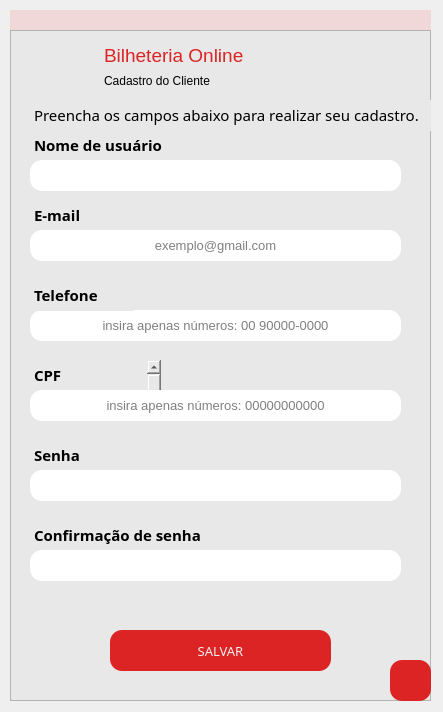
The window that telas/tela_cadastroCliente.ui (ClaraFontes/bilheteria-digital) describes before a commit, drawn with Qt 5.
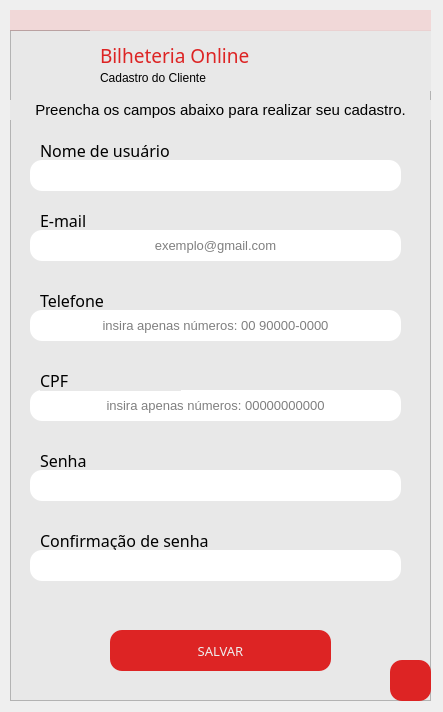
The same window after the commit. Icons and pictures are not drawn.

Commit message: nova edição nas telas e criação da tela principal.

```diff
--- a/telas/tela_cadastroCliente.ui
+++ b/telas/tela_cadastroCliente.ui
@@ -51,6 +51,9 @@
       <bold>false</bold>
      </font>
     </property>
+    <property name="cursor">
+     <cursorShape>PointingHandCursor</cursorShape>
+    </property>
     <property name="styleSheet">
      <string notr="true">QPushButton{
 	background-color: rgba(221, 33, 33, 0.99);
@@ -91,51 +94,6 @@
      <bool>true</bool>
     </property>
    </widget>
-   <widget class="QTextEdit" name="texto_infoCliente">
-    <property name="geometry">
-     <rect>
-      <x>20</x>
-      <y>70</y>
-      <width>411</width>
-      <height>31</height>
-     </rect>
-    </property>
-    <property name="font">
-     <font>
-      <family>Arial Rounded MT Bold</family>
-     </font>
-    </property>
-    <property name="styleSheet">
-     <string notr="true">border: none;</string>
-    </property>
-    <property name="html">
-     <string>&lt;!DOCTYPE HTML PUBLIC &quot;-//W3C//DTD HTML 4.0//EN&quot; &quot;http://www.w3.org/TR/REC-html40/strict.dtd&quot;&gt;
-&lt;html&gt;&lt;head&gt;&lt;meta name=&quot;qrichtext&quot; content=&quot;1&quot; /&gt;&lt;style type=&quot;text/css&quot;&gt;
-p, li { white-space: pre-wrap; }
-&lt;/style&gt;&lt;/head&gt;&lt;body style=&quot; font-family:'Arial Rounded MT Bold'; font-size:8.25pt; font-weight:400; font-style:normal;&quot;&gt;
-&lt;p style=&quot; margin-top:0px; margin-bottom:0px; margin-left:0px; margin-right:0px; -qt-block-indent:0; text-indent:0px;&quot;&gt;&lt;span style=&quot; font-family:'MS Shell Dlg 2'; font-size:11pt;&quot;&gt;Preencha os campos abaixo para realizar seu cadastro.&lt;/span&gt;&lt;/p&gt;&lt;/body&gt;&lt;/html&gt;</string>
-    </property>
-   </widget>
-   <widget class="QTextEdit" name="texto_erro">
-    <property name="geometry">
-     <rect>
-      <x>170</x>
-      <y>350</y>
-      <width>104</width>
-      <height>31</height>
-     </rect>
-    </property>
-    <property name="styleSheet">
-     <string notr="true">border: none;</string>
-    </property>
-    <property name="html">
-     <string>&lt;!DOCTYPE HTML PUBLIC &quot;-//W3C//DTD HTML 4.0//EN&quot; &quot;http://www.w3.org/TR/REC-html40/strict.dtd&quot;&gt;
-&lt;html&gt;&lt;head&gt;&lt;meta name=&quot;qrichtext&quot; content=&quot;1&quot; /&gt;&lt;style type=&quot;text/css&quot;&gt;
-p, li { white-space: pre-wrap; }
-&lt;/style&gt;&lt;/head&gt;&lt;body style=&quot; font-family:'MS Shell Dlg 2'; font-size:8.25pt; font-weight:400; font-style:normal;&quot;&gt;
-&lt;p style=&quot;-qt-paragraph-type:empty; margin-top:0px; margin-bottom:0px; margin-left:0px; margin-right:0px; -qt-block-indent:0; text-indent:0px;&quot;&gt;&lt;br /&gt;&lt;/p&gt;&lt;/body&gt;&lt;/html&gt;</string>
-    </property>
-   </widget>
    <widget class="QLineEdit" name="usuarioCliente">
     <property name="geometry">
      <rect>
@@ -159,78 +117,6 @@
      <set>Qt::AlignCenter</set>
     </property>
    </widget>
-   <widget class="QTextEdit" name="texto_usuarioCliente">
-    <property name="geometry">
-     <rect>
-      <x>20</x>
-      <y>100</y>
-      <width>151</width>
-      <height>31</height>
-     </rect>
-    </property>
-    <property name="font">
-     <font>
-      <family>Arial Rounded MT Bold</family>
-     </font>
-    </property>
-    <property name="styleSheet">
-     <string notr="true">border: none;</string>
-    </property>
-    <property name="html">
-     <string>&lt;!DOCTYPE HTML PUBLIC &quot;-//W3C//DTD HTML 4.0//EN&quot; &quot;http://www.w3.org/TR/REC-html40/strict.dtd&quot;&gt;
-&lt;html&gt;&lt;head&gt;&lt;meta name=&quot;qrichtext&quot; content=&quot;1&quot; /&gt;&lt;style type=&quot;text/css&quot;&gt;
-p, li { white-space: pre-wrap; }
-&lt;/style&gt;&lt;/head&gt;&lt;body style=&quot; font-family:'Arial Rounded MT Bold'; font-size:8.25pt; font-weight:400; font-style:normal;&quot;&gt;
-&lt;p style=&quot; margin-top:0px; margin-bottom:0px; margin-left:0px; margin-right:0px; -qt-block-indent:0; text-indent:0px;&quot;&gt;&lt;span style=&quot; font-family:'MS Shell Dlg 2'; font-size:11pt; font-weight:600;&quot;&gt;Nome de usuário&lt;/span&gt;&lt;/p&gt;&lt;/body&gt;&lt;/html&gt;</string>
-    </property>
-   </widget>
-   <widget class="QTextEdit" name="texto_cpfCliente">
-    <property name="geometry">
-     <rect>
-      <x>20</x>
-      <y>330</y>
-      <width>131</width>
-      <height>51</height>
-     </rect>
-    </property>
-    <property name="font">
-     <font>
-      <family>Arial Rounded MT Bold</family>
-     </font>
-    </property>
-    <property name="styleSheet">
-     <string notr="true">border: none;</string>
-    </property>
-    <property name="html">
-     <string>&lt;!DOCTYPE HTML PUBLIC &quot;-//W3C//DTD HTML 4.0//EN&quot; &quot;http://www.w3.org/TR/REC-html40/strict.dtd&quot;&gt;
-&lt;html&gt;&lt;head&gt;&lt;meta name=&quot;qrichtext&quot; content=&quot;1&quot; /&gt;&lt;style type=&quot;text/css&quot;&gt;
-p, li { white-space: pre-wrap; }
-&lt;/style&gt;&lt;/head&gt;&lt;body style=&quot; font-family:'Arial Rounded MT Bold'; font-size:8.25pt; font-weight:400; font-style:normal;&quot;&gt;
-&lt;p style=&quot; margin-top:0px; margin-bottom:0px; margin-left:0px; margin-right:0px; -qt-block-indent:0; text-indent:0px;&quot;&gt;&lt;span style=&quot; font-family:'MS Shell Dlg 2'; font-size:11pt; font-weight:600;&quot;&gt;CPF&lt;/span&gt;&lt;/p&gt;
-&lt;p style=&quot;-qt-paragraph-type:empty; margin-top:0px; margin-bottom:0px; margin-left:0px; margin-right:0px; -qt-block-indent:0; text-indent:0px; font-family:'MS Shell Dlg 2'; font-size:11pt; font-weight:600;&quot;&gt;&lt;br /&gt;&lt;/p&gt;&lt;/body&gt;&lt;/html&gt;</string>
-    </property>
-   </widget>
-   <widget class="QTextEdit" name="texto_topo">
-    <property name="geometry">
-     <rect>
-      <x>90</x>
-      <y>10</y>
-      <width>151</width>
-      <height>41</height>
-     </rect>
-    </property>
-    <property name="styleSheet">
-     <string notr="true">border: none;
-color: rgba(221, 33, 33, 0.99);</string>
-    </property>
-    <property name="html">
-     <string>&lt;!DOCTYPE HTML PUBLIC &quot;-//W3C//DTD HTML 4.0//EN&quot; &quot;http://www.w3.org/TR/REC-html40/strict.dtd&quot;&gt;
-&lt;html&gt;&lt;head&gt;&lt;meta name=&quot;qrichtext&quot; content=&quot;1&quot; /&gt;&lt;style type=&quot;text/css&quot;&gt;
-p, li { white-space: pre-wrap; }
-&lt;/style&gt;&lt;/head&gt;&lt;body style=&quot; font-family:'MS Shell Dlg 2'; font-size:8.25pt; font-weight:400; font-style:normal;&quot;&gt;
-&lt;p style=&quot; margin-top:0px; margin-bottom:0px; margin-left:0px; margin-right:0px; -qt-block-indent:0; text-indent:0px;&quot;&gt;&lt;span style=&quot; font-size:14pt;&quot;&gt;Bilheteria Online&lt;/span&gt;&lt;/p&gt;&lt;/body&gt;&lt;/html&gt;</string>
-    </property>
-   </widget>
    <widget class="QLineEdit" name="emailCliente">
     <property name="geometry">
      <rect>
@@ -309,81 +195,6 @@
      <string>insira apenas números: 00000000000</string>
     </property>
    </widget>
-   <widget class="QTextEdit" name="texto_emailCliente">
-    <property name="geometry">
-     <rect>
-      <x>20</x>
-      <y>170</y>
-      <width>151</width>
-      <height>31</height>
-     </rect>
-    </property>
-    <property name="font">
-     <font>
-      <family>Arial Rounded MT Bold</family>
-     </font>
-    </property>
-    <property name="styleSheet">
-     <string notr="true">border: none;</string>
-    </property>
-    <property name="html">
-     <string>&lt;!DOCTYPE HTML PUBLIC &quot;-//W3C//DTD HTML 4.0//EN&quot; &quot;http://www.w3.org/TR/REC-html40/strict.dtd&quot;&gt;
-&lt;html&gt;&lt;head&gt;&lt;meta name=&quot;qrichtext&quot; content=&quot;1&quot; /&gt;&lt;style type=&quot;text/css&quot;&gt;
-p, li { white-space: pre-wrap; }
-&lt;/style&gt;&lt;/head&gt;&lt;body style=&quot; font-family:'Arial Rounded MT Bold'; font-size:8.25pt; font-weight:400; font-style:normal;&quot;&gt;
-&lt;p style=&quot; margin-top:0px; margin-bottom:0px; margin-left:0px; margin-right:0px; -qt-block-indent:0; text-indent:0px;&quot;&gt;&lt;span style=&quot; font-family:'MS Shell Dlg 2'; font-size:11pt; font-weight:600;&quot;&gt;E-mail&lt;/span&gt;&lt;/p&gt;&lt;/body&gt;&lt;/html&gt;</string>
-    </property>
-   </widget>
-   <widget class="QTextEdit" name="texto_senhaCliente">
-    <property name="geometry">
-     <rect>
-      <x>20</x>
-      <y>410</y>
-      <width>201</width>
-      <height>31</height>
-     </rect>
-    </property>
-    <property name="font">
-     <font>
-      <family>Arial Rounded MT Bold</family>
-     </font>
-    </property>
-    <property name="styleSheet">
-     <string notr="true">border: none;</string>
-    </property>
-    <property name="html">
-     <string>&lt;!DOCTYPE HTML PUBLIC &quot;-//W3C//DTD HTML 4.0//EN&quot; &quot;http://www.w3.org/TR/REC-html40/strict.dtd&quot;&gt;
-&lt;html&gt;&lt;head&gt;&lt;meta name=&quot;qrichtext&quot; content=&quot;1&quot; /&gt;&lt;style type=&quot;text/css&quot;&gt;
-p, li { white-space: pre-wrap; }
-&lt;/style&gt;&lt;/head&gt;&lt;body style=&quot; font-family:'Arial Rounded MT Bold'; font-size:8.25pt; font-weight:400; font-style:normal;&quot;&gt;
-&lt;p style=&quot; margin-top:0px; margin-bottom:0px; margin-left:0px; margin-right:0px; -qt-block-indent:0; text-indent:0px;&quot;&gt;&lt;span style=&quot; font-family:'MS Shell Dlg 2'; font-size:11pt; font-weight:600;&quot;&gt;Senha&lt;/span&gt;&lt;/p&gt;&lt;/body&gt;&lt;/html&gt;</string>
-    </property>
-   </widget>
-   <widget class="QTextEdit" name="texto_telefoneCliente">
-    <property name="geometry">
-     <rect>
-      <x>20</x>
-      <y>250</y>
-      <width>104</width>
-      <height>31</height>
-     </rect>
-    </property>
-    <property name="font">
-     <font>
-      <family>Arial Rounded MT Bold</family>
-     </font>
-    </property>
-    <property name="styleSheet">
-     <string notr="true">border: none;</string>
-    </property>
-    <property name="html">
-     <string>&lt;!DOCTYPE HTML PUBLIC &quot;-//W3C//DTD HTML 4.0//EN&quot; &quot;http://www.w3.org/TR/REC-html40/strict.dtd&quot;&gt;
-&lt;html&gt;&lt;head&gt;&lt;meta name=&quot;qrichtext&quot; content=&quot;1&quot; /&gt;&lt;style type=&quot;text/css&quot;&gt;
-p, li { white-space: pre-wrap; }
-&lt;/style&gt;&lt;/head&gt;&lt;body style=&quot; font-family:'Arial Rounded MT Bold'; font-size:8.25pt; font-weight:400; font-style:normal;&quot;&gt;
-&lt;p style=&quot; margin-top:0px; margin-bottom:0px; margin-left:0px; margin-right:0px; -qt-block-indent:0; text-indent:0px;&quot;&gt;&lt;span style=&quot; font-family:'MS Shell Dlg 2'; font-size:11pt; font-weight:600;&quot;&gt;Telefone&lt;/span&gt;&lt;/p&gt;&lt;/body&gt;&lt;/html&gt;</string>
-    </property>
-   </widget>
    <widget class="QLineEdit" name="senhaCliente">
     <property name="geometry">
      <rect>
@@ -410,31 +221,6 @@
      <set>Qt::AlignCenter</set>
     </property>
    </widget>
-   <widget class="QTextEdit" name="texto_confirmaSenhaCliente">
-    <property name="geometry">
-     <rect>
-      <x>20</x>
-      <y>490</y>
-      <width>201</width>
-      <height>31</height>
-     </rect>
-    </property>
-    <property name="font">
-     <font>
-      <family>Arial Rounded MT Bold</family>
-     </font>
-    </property>
-    <property name="styleSheet">
-     <string notr="true">border: none;</string>
-    </property>
-    <property name="html">
-     <string>&lt;!DOCTYPE HTML PUBLIC &quot;-//W3C//DTD HTML 4.0//EN&quot; &quot;http://www.w3.org/TR/REC-html40/strict.dtd&quot;&gt;
-&lt;html&gt;&lt;head&gt;&lt;meta name=&quot;qrichtext&quot; content=&quot;1&quot; /&gt;&lt;style type=&quot;text/css&quot;&gt;
-p, li { white-space: pre-wrap; }
-&lt;/style&gt;&lt;/head&gt;&lt;body style=&quot; font-family:'Arial Rounded MT Bold'; font-size:8.25pt; font-weight:400; font-style:normal;&quot;&gt;
-&lt;p style=&quot; margin-top:0px; margin-bottom:0px; margin-left:0px; margin-right:0px; -qt-block-indent:0; text-indent:0px;&quot;&gt;&lt;span style=&quot; font-family:'MS Shell Dlg 2'; font-size:11pt; font-weight:600;&quot;&gt;Confirmação de senha&lt;/span&gt;&lt;/p&gt;&lt;/body&gt;&lt;/html&gt;</string>
-    </property>
-   </widget>
    <widget class="QLineEdit" name="confirmasenhaCliente">
     <property name="geometry">
      <rect>
@@ -480,6 +266,9 @@
       <bold>true</bold>
      </font>
     </property>
+    <property name="cursor">
+     <cursorShape>PointingHandCursor</cursorShape>
+    </property>
     <property name="styleSheet">
      <string notr="true">QPushButton{
 	background-color: rgba(221, 33, 33, 0.99);
@@ -508,76 +297,255 @@
      </size>
     </property>
    </widget>
-   <widget class="QTextEdit" name="textEdit">
+   <widget class="QFrame" name="Topo">
     <property name="geometry">
      <rect>
-      <x>90</x>
-      <y>40</y>
-      <width>171</width>
-      <height>31</height>
+      <x>80</x>
+      <y>0</y>
+      <width>341</width>
+      <height>61</height>
+     </rect>
+    </property>
+    <property name="styleSheet">
+     <string notr="true">border: none;</string>
+    </property>
+    <property name="frameShape">
+     <enum>QFrame::StyledPanel</enum>
+    </property>
+    <property name="frameShadow">
+     <enum>QFrame::Raised</enum>
+    </property>
+    <widget class="QLabel" name="infoText">
+     <property name="geometry">
+      <rect>
+       <x>10</x>
+       <y>40</y>
+       <width>201</width>
+       <height>16</height>
+      </rect>
+     </property>
+     <property name="font">
+      <font>
+       <pointsize>9</pointsize>
+      </font>
+     </property>
+     <property name="text">
+      <string>Cadastro do Cliente</string>
+     </property>
+    </widget>
+    <widget class="QLabel" name="bilheteriaText">
+     <property name="geometry">
+      <rect>
+       <x>10</x>
+       <y>10</y>
+       <width>161</width>
+       <height>31</height>
+      </rect>
+     </property>
+     <property name="font">
+      <font>
+       <family>Arial Unicode MS</family>
+       <pointsize>14</pointsize>
+      </font>
+     </property>
+     <property name="styleSheet">
+      <string notr="true">border: none;
+color: rgba(221, 33, 33, 0.99);</string>
+     </property>
+     <property name="text">
+      <string>Bilheteria Online</string>
+     </property>
+    </widget>
+   </widget>
+   <widget class="QLabel" name="label">
+    <property name="geometry">
+     <rect>
+      <x>0</x>
+      <y>70</y>
+      <width>421</width>
+      <height>20</height>
      </rect>
     </property>
     <property name="font">
      <font>
       <family>Arial</family>
+      <pointsize>11</pointsize>
      </font>
     </property>
-    <property name="styleSheet">
-     <string notr="true">border: none;
-font-family: Arial;
-
-</string>
+    <property name="text">
+     <string>Preencha os campos abaixo para realizar seu cadastro.</string>
     </property>
-    <property name="html">
-     <string>&lt;!DOCTYPE HTML PUBLIC &quot;-//W3C//DTD HTML 4.0//EN&quot; &quot;http://www.w3.org/TR/REC-html40/strict.dtd&quot;&gt;
-&lt;html&gt;&lt;head&gt;&lt;meta name=&quot;qrichtext&quot; content=&quot;1&quot; /&gt;&lt;style type=&quot;text/css&quot;&gt;
-p, li { white-space: pre-wrap; }
-&lt;/style&gt;&lt;/head&gt;&lt;body style=&quot; font-family:'Arial'; font-size:8.25pt; font-weight:400; font-style:normal;&quot;&gt;
-&lt;p style=&quot; margin-top:0px; margin-bottom:0px; margin-left:0px; margin-right:0px; -qt-block-indent:0; text-indent:0px;&quot;&gt;&lt;span style=&quot; font-family:'MS Shell Dlg 2'; font-size:9pt;&quot;&gt;Cadastro do Cliente&lt;/span&gt;&lt;/p&gt;&lt;/body&gt;&lt;/html&gt;</string>
+    <property name="alignment">
+     <set>Qt::AlignCenter</set>
     </property>
    </widget>
-   <zorder>texto_infoCliente</zorder>
-   <zorder>texto_emailCliente</zorder>
-   <zorder>texto_cpfCliente</zorder>
-   <zorder>texto_usuarioCliente</zorder>
+   <widget class="QLabel" name="label_4">
+    <property name="geometry">
+     <rect>
+      <x>30</x>
+      <y>260</y>
+      <width>141</width>
+      <height>21</height>
+     </rect>
+    </property>
+    <property name="font">
+     <font>
+      <family>Arial Rounded MT Bold</family>
+      <pointsize>12</pointsize>
+      <weight>50</weight>
+      <bold>false</bold>
+     </font>
+    </property>
+    <property name="text">
+     <string>Telefone</string>
+    </property>
+   </widget>
+   <widget class="QLabel" name="label_3">
+    <property name="geometry">
+     <rect>
+      <x>30</x>
+      <y>180</y>
+      <width>141</width>
+      <height>21</height>
+     </rect>
+    </property>
+    <property name="font">
+     <font>
+      <family>Arial Rounded MT Bold</family>
+      <pointsize>12</pointsize>
+      <weight>50</weight>
+      <bold>false</bold>
+     </font>
+    </property>
+    <property name="text">
+     <string>E-mail</string>
+    </property>
+   </widget>
+   <widget class="QLabel" name="label_2">
+    <property name="geometry">
+     <rect>
+      <x>30</x>
+      <y>110</y>
+      <width>141</width>
+      <height>21</height>
+     </rect>
+    </property>
+    <property name="font">
+     <font>
+      <family>Arial Rounded MT Bold</family>
+      <pointsize>12</pointsize>
+      <weight>50</weight>
+      <bold>false</bold>
+     </font>
+    </property>
+    <property name="text">
+     <string>Nome de usuário</string>
+    </property>
+   </widget>
+   <widget class="QLabel" name="label_5">
+    <property name="geometry">
+     <rect>
+      <x>30</x>
+      <y>420</y>
+      <width>141</width>
+      <height>21</height>
+     </rect>
+    </property>
+    <property name="font">
+     <font>
+      <family>Arial Rounded MT Bold</family>
+      <pointsize>12</pointsize>
+      <weight>50</weight>
+      <bold>false</bold>
+     </font>
+    </property>
+    <property name="text">
+     <string>Senha</string>
+    </property>
+   </widget>
+   <widget class="QLabel" name="label_6">
+    <property name="geometry">
+     <rect>
+      <x>30</x>
+      <y>500</y>
+      <width>221</width>
+      <height>21</height>
+     </rect>
+    </property>
+    <property name="font">
+     <font>
+      <family>Arial Rounded MT Bold</family>
+      <pointsize>12</pointsize>
+      <weight>50</weight>
+      <bold>false</bold>
+     </font>
+    </property>
+    <property name="text">
+     <string>Confirmação de senha</string>
+    </property>
+   </widget>
+   <widget class="QLabel" name="label_7">
+    <property name="geometry">
+     <rect>
+      <x>30</x>
+      <y>340</y>
+      <width>141</width>
+      <height>21</height>
+     </rect>
+    </property>
+    <property name="font">
+     <font>
+      <family>Arial Rounded MT Bold</family>
+      <pointsize>12</pointsize>
+      <weight>50</weight>
+      <bold>false</bold>
+     </font>
+    </property>
+    <property name="text">
+     <string>CPF</string>
+    </property>
+   </widget>
+   <zorder>label_2</zorder>
+   <zorder>label_4</zorder>
+   <zorder>label_3</zorder>
+   <zorder>label_5</zorder>
+   <zorder>label_6</zorder>
    <zorder>tck</zorder>
    <zorder>bt_salvarloginCliente</zorder>
-   <zorder>texto_erro</zorder>
    <zorder>usuarioCliente</zorder>
-   <zorder>texto_topo</zorder>
    <zorder>emailCliente</zorder>
    <zorder>telefoneCliente</zorder>
    <zorder>cpfCliente</zorder>
-   <zorder>texto_senhaCliente</zorder>
-   <zorder>texto_telefoneCliente</zorder>
    <zorder>senhaCliente</zorder>
-   <zorder>texto_confirmaSenhaCliente</zorder>
    <zorder>confirmasenhaCliente</zorder>
    <zorder>bt_voltarCliente</zorder>
-   <zorder>textEdit</zorder>
+   <zorder>Topo</zorder>
+   <zorder>label</zorder>
+   <zorder>label_7</zorder>
   </widget>
-  <widget class="QLineEdit" name="erro2">
+  <widget class="QLabel" name="erro2">
    <property name="geometry">
     <rect>
      <x>10</x>
      <y>10</y>
      <width>421</width>
-     <height>20</height>
+     <height>21</height>
     </rect>
    </property>
    <property name="font">
     <font>
-     <family>Arial Unicode MS</family>
-     <pointsize>9</pointsize>
-     <weight>75</weight>
+     <family>Arial</family>
+     <pointsize>10</pointsize>
      <italic>true</italic>
-     <bold>true</bold>
     </font>
    </property>
    <property name="styleSheet">
     <string notr="true">border: none;
 background-color:rgba(255,0,0,0.1)</string>
    </property>
+   <property name="text">
+    <string/>
+   </property>
    <property name="alignment">
     <set>Qt::AlignCenter</set>
    </property>
```
The commit also changes 10 other files.
